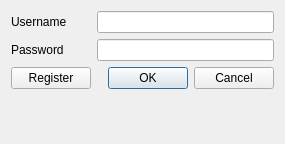
The window that UI/design/loginDialog.ui (gigigimay/ChordsHouse) describes before a commit, drawn with Qt 5.
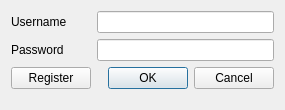
The same window after the commit.

The edit to the form file:
```diff
--- a/UI/design/loginDialog.ui
+++ b/UI/design/loginDialog.ui
@@ -7,7 +7,7 @@
     <x>0</x>
     <y>0</y>
     <width>285</width>
-    <height>144</height>
+    <height>110</height>
    </rect>
   </property>
   <property name="windowTitle">
```
Left out of the diff: 4 changed lines with no effect on the pictures.
